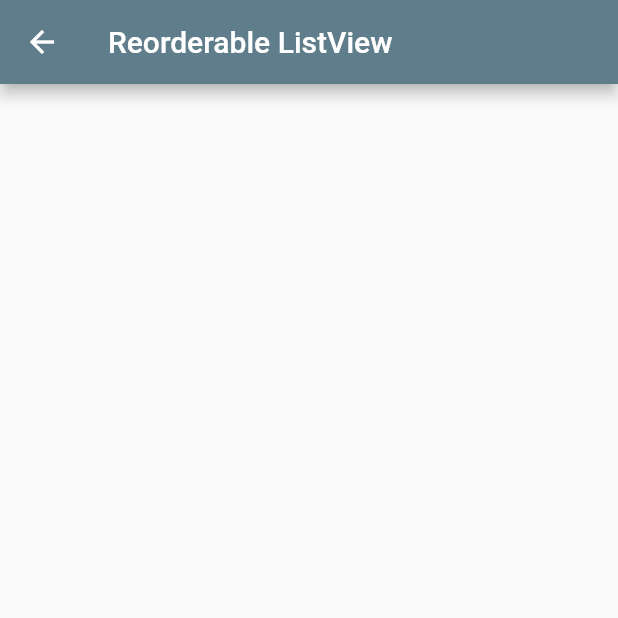
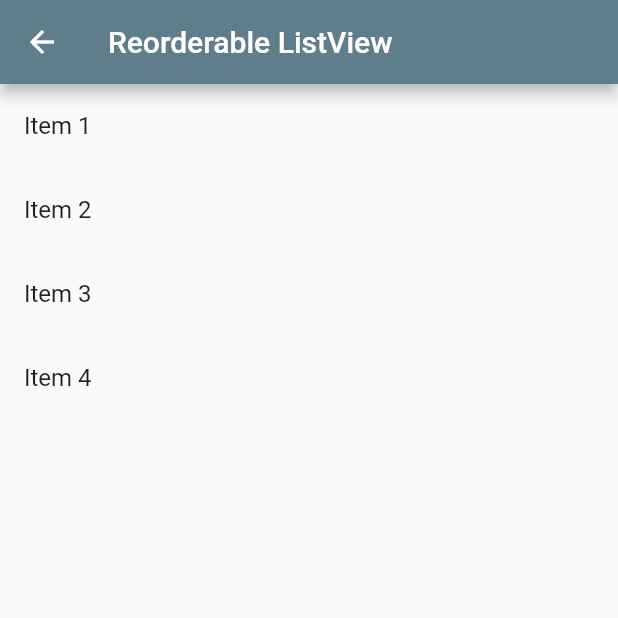
Before and after one commit to rstkey/top_listview_widgets, a Flutter app: the ReorderableListViewPage screen opened directly, on a phone screen of 412 x 824 dp, the top half of it. Run offline on Flutter 3.47's test engine with Material 2 defaults, Android fonts, the phone set to English and light mode, and no system bars; our stand-ins replace sticky_headers.

Commit message:
Update reorderable_listview.dart

```diff
--- a/lib/src/pages/reorderable_listview.dart
+++ b/lib/src/pages/reorderable_listview.dart
@@ -1,14 +1,39 @@
 import 'package:flutter/material.dart';
 
-class ReorderableListViewPage extends StatelessWidget {
-  const ReorderableListViewPage({Key? key, required this.title}) : super(key: key);
+class ReorderableListViewPage extends StatefulWidget {
+  const ReorderableListViewPage({Key? key, required this.title})
+      : super(key: key);
   final String title;
+
+  @override
+  State<ReorderableListViewPage> createState() =>
+      _ReorderableListViewPageState();
+}
+
+class _ReorderableListViewPageState extends State<ReorderableListViewPage> {
+  final items = ["Item 1", "Item 2", "Item 3", "Item 4"];
 
   @override
   Widget build(BuildContext context) {
     return Scaffold(
-      appBar:AppBar(title: Text(title),
-
+      appBar: AppBar(
+        title: Text(widget.title),
+      ),
+      body: ReorderableListView(
+        onReorder: (oldIndex, newIndex) {
+          setState(() {
+            if (newIndex > oldIndex) newIndex--;
+            final item = items.removeAt(oldIndex);
+            items.insert(newIndex, item);
+          });
+        },
+        children: [
+          for (final item in items)
+            ListTile(
+              key: ValueKey(item),
+              title: Text(item),
+            ),
+        ],
       ),
     );
   }
```
